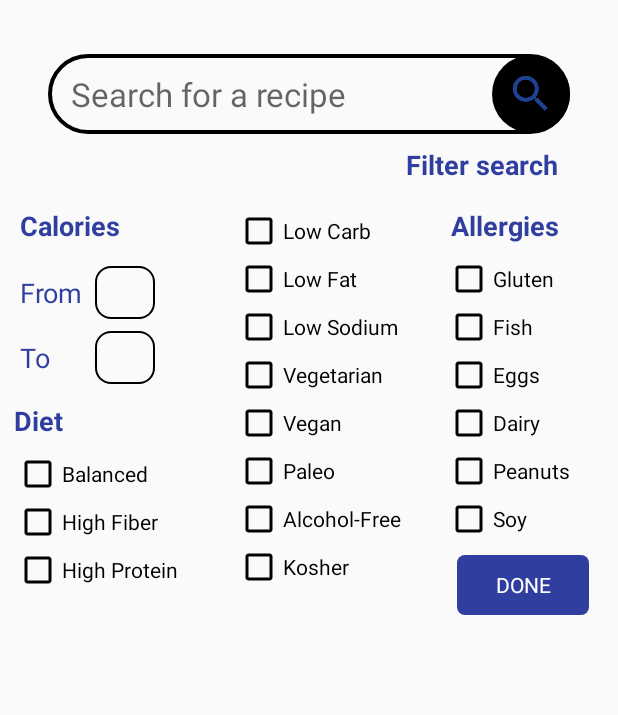
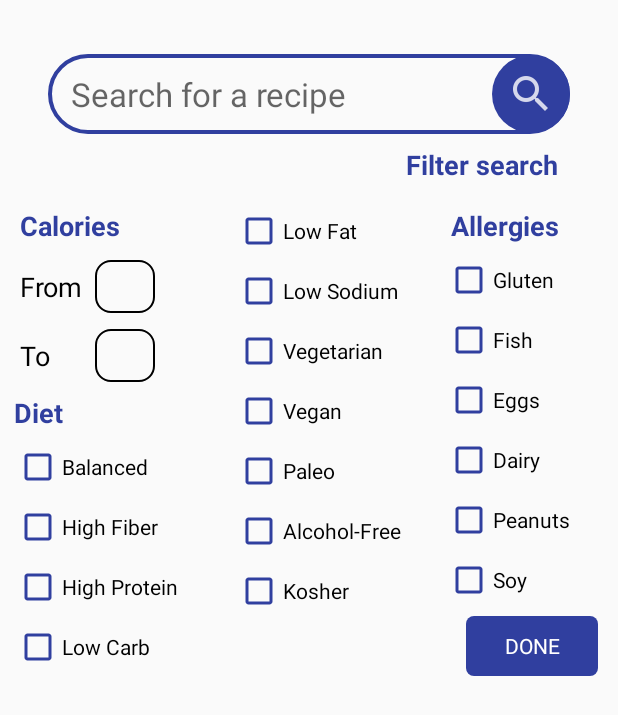
Before and after one commit to cupcaketees/PocketFitness, an Android app: the SearchRecipesActivity screen opened directly, with no data from a screen before it, after a tap on "Filter search", on a phone screen of 412 x 824 dp. Shown: the top 715 px of the screen. Run offline under Robolectric (Android 15) with nearby library versions, the phone set to English and light mode, and no system bars.

Commit message:
Add user can now filter recipes by calories to and from. Changed theme to primary blue dark

```diff
--- a/app/src/main/java/uk/ac/tees/cupcake/home/ProfileFragment.java
+++ b/app/src/main/java/uk/ac/tees/cupcake/home/ProfileFragment.java
@@ -49,7 +49,6 @@ public class ProfileFragment extends Fragment {
 
         mCurrentUser = FirebaseAuth.getInstance().getCurrentUser();
         mDocumentRef = FirebaseFirestore.getInstance().collection("Users/").document(mCurrentUser.getUid());
-
         initialise();
         getPosts();
         return rootView;
--- a/app/src/main/java/uk/ac/tees/cupcake/recipes/SearchRecipesActivity.java
+++ b/app/src/main/java/uk/ac/tees/cupcake/recipes/SearchRecipesActivity.java
@@ -66,12 +66,20 @@ public class SearchRecipesActivity extends AppCompatActivity {
          mRefineSearchConstraintLayout.setVisibility(value);
     }
 
+    public void refineSearchFinishOnClick(View view){
+        mRefineSearchConstraintLayout.setVisibility(View.INVISIBLE);
+    }
+
     /**
      * OnClick that will build string for edamam get request.
      * @param view
      */
     public void buildString(View view){
+        mRefineSearchConstraintLayout.setVisibility(View.INVISIBLE);
         String searchInput = mSearchBarEditText.getText().toString().trim();
+        EditText caloriesFromEditText = findViewById(R.id.refine_search_calories_from_edit_text);
+        EditText caloriesToEditText = findViewById(R.id.refine_search_calories_to_edit_text);
+
         StringBuilder bldr = new StringBuilder("https://api.edamam.com/search?q=");
 
         if(TextUtils.isEmpty(searchInput)){
@@ -85,6 +93,17 @@ public class SearchRecipesActivity extends AppCompatActivity {
 
             bldr.append(searchInput)
                 .append("&app_id=09d06045&app_key=dd8b097670ff8e9fd118eb3dd8e2d0cb&from=0&to=50");
+
+            // if calories edit text are not empty append values to url
+            if(!TextUtils.isEmpty(caloriesFromEditText.getText().toString()) && !TextUtils.isEmpty(caloriesToEditText.getText().toString())){
+                int caloriesFromInput = Integer.parseInt(caloriesFromEditText.getText().toString());
+                int caloriesToInput = Integer.parseInt(caloriesToEditText.getText().toString());
+
+                bldr.append("&calories=")
+                    .append(caloriesFromInput)
+                    .append("-")
+                    .append(caloriesToInput);
+            }
 
             //Iterates map to get added filter types and api parameters
             for (Map.Entry<String, Boolean> e : mFilterOptions.entrySet()) {
--- a/app/src/main/res/drawable/button_border.xml
+++ b/app/src/main/res/drawable/button_border.xml
@@ -1,6 +1,6 @@
 <?xml version="1.0" encoding="UTF-8"?>
 <shape xmlns:android="http://schemas.android.com/apk/res/android">
     <corners android:radius="5dp" />
-    <stroke android:color="@color/colorPrimary" android:width="2dp" />
+    <stroke android:color="@color/colorPrimaryDark" android:width="2dp" />
     <solid android:color="#00000000" />
 </shape>
--- a/app/src/main/res/drawable/circle_button.xml
+++ b/app/src/main/res/drawable/circle_button.xml
@@ -2,12 +2,12 @@
 <selector xmlns:android="http://schemas.android.com/apk/res/android">
     <item android:state_pressed="false">
         <shape android:shape="oval">
-            <solid android:color="@android:color/background_dark"/>
+            <solid android:color="@color/colorPrimaryDark"/>
         </shape>
     </item>
     <item android:state_pressed="true">
         <shape android:shape="oval">
-            <solid android:color="@android:color/background_dark"/>
+            <solid android:color="@color/colorPrimaryDark"/>
         </shape>
     </item>
 </selector>
--- a/app/src/main/res/drawable/search_bar_edit_text_background.xml
+++ b/app/src/main/res/drawable/search_bar_edit_text_background.xml
@@ -5,7 +5,7 @@
             <corners android:radius="25dp" />
             <stroke
                 android:width="2.5dp"
-                android:color="@android:color/background_dark"
+                android:color="@color/colorPrimaryDark"
                 />
         </shape>
     </item>
--- a/app/src/main/res/layout/activity_search_recipes.xml
+++ b/app/src/main/res/layout/activity_search_recipes.xml
@@ -38,7 +38,7 @@
         app:layout_constraintBottom_toBottomOf="@+id/search_recipe_edit_text"
         app:layout_constraintEnd_toEndOf="@+id/search_recipe_edit_text"
         app:layout_constraintTop_toTopOf="@+id/search_recipe_edit_text"
-        app:srcCompat="@drawable/ic_search_icon" />
+        app:srcCompat="@drawable/ic_search_icon_white" />
 
     <android.support.constraint.ConstraintLayout
         android:id="@+id/refine_search_constraint_layout"
@@ -81,7 +81,7 @@
             android:id="@+id/refine_search_diet_text_view"
             android:layout_width="33dp"
             android:layout_height="wrap_content"
-            android:layout_marginTop="12dp"
+            android:layout_marginTop="8dp"
             android:text="@string/refine_search_diet_text_view_text"
             android:textAppearance="@android:style/TextAppearance.Material"
             android:textColor="@color/colorPrimaryDark"
@@ -94,8 +94,8 @@
             android:id="@+id/refine_search_diet_balanced"
             android:layout_width="wrap_content"
             android:layout_height="wrap_content"
-            android:layout_marginTop="7dp"
-            android:buttonTint="@android:color/black"
+            android:layout_marginTop="8dp"
+            android:buttonTint="@color/colorPrimaryDark"
             android:onClick="onCheckBoxClicked"
             android:text="@string/refine_search_diet_balanced_check_box_text"
             app:layout_constraintStart_toStartOf="@+id/guideline4"
@@ -105,9 +105,10 @@
             android:id="@+id/refine_search_diet_high-fiber"
             android:layout_width="wrap_content"
             android:layout_height="wrap_content"
-            android:buttonTint="@android:color/black"
+            android:layout_marginTop="8dp"
+            android:buttonTint="@color/colorPrimaryDark"
+            android:onClick="onCheckBoxClicked"
             android:text="@string/refine_search_diet_high_fiber_check_box_text"
-            android:onClick="onCheckBoxClicked"
             app:layout_constraintStart_toStartOf="@+id/guideline4"
             app:layout_constraintTop_toBottomOf="@+id/refine_search_diet_balanced" />
 
@@ -115,9 +116,10 @@
             android:id="@+id/refine_search_diet_high-protein"
             android:layout_width="wrap_content"
             android:layout_height="wrap_content"
-            android:buttonTint="@android:color/black"
+            android:layout_marginTop="8dp"
+            android:buttonTint="@color/colorPrimaryDark"
+            android:onClick="onCheckBoxClicked"
             android:text="@string/refine_search_diet_high_protein_check_box_text"
-            android:onClick="onCheckBoxClicked"
             app:layout_constraintStart_toStartOf="@+id/guideline4"
             app:layout_constraintTop_toBottomOf="@+id/refine_search_diet_high-fiber" />
 
@@ -125,29 +127,31 @@
             android:id="@+id/refine_search_diet_low-carb"
             android:layout_width="wrap_content"
             android:layout_height="wrap_content"
-            android:buttonTint="@android:color/black"
+            android:layout_marginTop="8dp"
+            android:buttonTint="@color/colorPrimaryDark"
+            android:onClick="onCheckBoxClicked"
             android:text="@string/refine_search_diet_low_carb_check_box_text"
-            android:onClick="onCheckBoxClicked"
-            app:layout_constraintStart_toStartOf="@+id/guideline5"
-            app:layout_constraintTop_toTopOf="parent" />
+            app:layout_constraintStart_toStartOf="@+id/guideline4"
+            app:layout_constraintTop_toBottomOf="@+id/refine_search_diet_high-protein" />
 
         <CheckBox
             android:id="@+id/refine_search_diet_low-fat"
             android:layout_width="wrap_content"
             android:layout_height="wrap_content"
-            android:buttonTint="@android:color/black"
+            android:buttonTint="@color/colorPrimaryDark"
+            android:onClick="onCheckBoxClicked"
             android:text="@string/refine_search_diet_low_fat_check_box_text"
-            android:onClick="onCheckBoxClicked"
             app:layout_constraintStart_toStartOf="@+id/guideline5"
-            app:layout_constraintTop_toBottomOf="@+id/refine_search_diet_low-carb" />
+            app:layout_constraintTop_toTopOf="parent" />
 
         <CheckBox
             android:id="@+id/refine_search_diet_low-sodium"
             android:layout_width="wrap_content"
             android:layout_height="wrap_content"
-            android:buttonTint="@android:color/black"
+            android:layout_marginTop="8dp"
+            android:buttonTint="@color/colorPrimaryDark"
+            android:onClick="onCheckBoxClicked"
             android:text="@string/refine_search_diet_low_sodium_check_box_text"
-            android:onClick="onCheckBoxClicked"
             app:layout_constraintStart_toStartOf="@+id/guideline5"
             app:layout_constraintTop_toBottomOf="@+id/refine_search_diet_low-fat" />
 
@@ -161,15 +165,15 @@
             android:textColor="@color/colorPrimaryDark"
             android:textSize="18sp"
             android:textStyle="bold"
-            app:layout_constraintStart_toStartOf="@+id/guideline6"
-            app:layout_constraintTop_toTopOf="parent" />
+            app:layout_constraintBaseline_toBaselineOf="@+id/refine_search_calories_text_view"
+            app:layout_constraintStart_toStartOf="@+id/guideline6" />
 
         <CheckBox
             android:id="@+id/refine_search_health_gluten-free"
             android:layout_width="wrap_content"
             android:layout_height="wrap_content"
-            android:layout_marginTop="7dp"
-            android:buttonTint="@android:color/black"
+            android:layout_marginTop="8dp"
+            android:buttonTint="@color/colorPrimaryDark"
             android:onClick="onCheckBoxClicked"
             android:text="@string/refine_search_health_gluten_free_check_box_text"
             app:layout_constraintStart_toStartOf="@+id/guideline6"
@@ -179,9 +183,10 @@
             android:id="@+id/refine_search_health_fish-free"
             android:layout_width="wrap_content"
             android:layout_height="wrap_content"
-            android:buttonTint="@android:color/black"
+            android:layout_marginTop="8dp"
+            android:buttonTint="@color/colorPrimaryDark"
+            android:onClick="onCheckBoxClicked"
             android:text="@string/refine_search_health_fish_free_check_box_text"
-            android:onClick="onCheckBoxClicked"
             app:layout_constraintStart_toStartOf="@+id/guideline6"
             app:layout_constraintTop_toBottomOf="@+id/refine_search_health_gluten-free" />
 
@@ -189,9 +194,10 @@
             android:id="@+id/refine_search_health_egg-free"
             android:layout_width="wrap_content"
             android:layout_height="wrap_content"
-            android:buttonTint="@android:color/black"
+            android:layout_marginTop="8dp"
+            android:buttonTint="@color/colorPrimaryDark"
+            android:onClick="onCheckBoxClicked"
             android:text="@string/refine_search_health_eggs_free_check_box_text"
-            android:onClick="onCheckBoxClicked"
             app:layout_constraintStart_toStartOf="@+id/guideline6"
             app:layout_constraintTop_toBottomOf="@+id/refine_search_health_fish-free" />
 
@@ -199,9 +205,10 @@
             android:id="@+id/refine_search_health_dairy-free"
             android:layout_width="wrap_content"
             android:layout_height="wrap_content"
-            android:buttonTint="@android:color/black"
+            android:layout_marginTop="8dp"
+            android:buttonTint="@color/colorPrimaryDark"
+            android:onClick="onCheckBoxClicked"
             android:text="@string/refine_search_health_dairy_free_check_box_text"
-            android:onClick="onCheckBoxClicked"
             app:layout_constraintStart_toStartOf="@+id/guideline6"
             app:layout_constraintTop_toBottomOf="@+id/refine_search_health_egg-free" />
 
@@ -209,9 +216,10 @@
             android:id="@+id/refine_search_health_peanut-free"
             android:layout_width="wrap_content"
             android:layout_height="wrap_content"
-            android:buttonTint="@android:color/black"
+            android:layout_marginTop="8dp"
+            android:buttonTint="@color/colorPrimaryDark"
+            android:onClick="onCheckBoxClicked"
             android:text="@string/refine_search_health_peanuts_free_check_box_text"
-            android:onClick="onCheckBoxClicked"
             app:layout_constraintStart_toStartOf="@+id/guideline6"
             app:layout_constraintTop_toBottomOf="@+id/refine_search_health_dairy-free" />
 
@@ -219,9 +227,10 @@
             android:id="@+id/refine_search_health_soy-free"
             android:layout_width="wrap_content"
             android:layout_height="wrap_content"
-            android:buttonTint="@android:color/black"
+            android:layout_marginTop="8dp"
+            android:buttonTint="@color/colorPrimaryDark"
+            android:onClick="onCheckBoxClicked"
             android:text="@string/refine_search_health_soy_free_check_box_text"
-            android:onClick="onCheckBoxClicked"
             app:layout_constraintStart_toStartOf="@+id/guideline6"
             app:layout_constraintTop_toBottomOf="@+id/refine_search_health_peanut-free" />
 
@@ -229,9 +238,10 @@
             android:id="@+id/refine_search_health_vegetarian"
             android:layout_width="wrap_content"
             android:layout_height="wrap_content"
-            android:buttonTint="@android:color/black"
+            android:layout_marginTop="8dp"
+            android:buttonTint="@color/colorPrimaryDark"
+            android:onClick="onCheckBoxClicked"
             android:text="@string/refine_search_health_vegetarian_check_box_text"
-            android:onClick="onCheckBoxClicked"
             app:layout_constraintStart_toStartOf="@+id/guideline5"
             app:layout_constraintTop_toBottomOf="@+id/refine_search_diet_low-sodium" />
 
@@ -239,9 +249,10 @@
             android:id="@+id/refine_search_health_vegan"
             android:layout_width="wrap_content"
             android:layout_height="wrap_content"
-            android:buttonTint="@android:color/black"
+            android:layout_marginTop="8dp"
+            android:buttonTint="@color/colorPrimaryDark"
+            android:onClick="onCheckBoxClicked"
             android:text="@string/refine_search_health_vegan_check_box_text"
-            android:onClick="onCheckBoxClicked"
             app:layout_constraintStart_toStartOf="@+id/guideline5"
             app:layout_constraintTop_toBottomOf="@+id/refine_search_health_vegetarian" />
 
@@ -249,9 +260,10 @@
             android:id="@+id/refine_search_health_paleo"
             android:layout_width="wrap_content"
             android:layout_height="wrap_content"
-            android:buttonTint="@android:color/black"
+            android:layout_marginTop="8dp"
+            android:buttonTint="@color/colorPrimaryDark"
+            android:onClick="onCheckBoxClicked"
             android:text="@string/refine_search_health_paleo_check_box_text"
-            android:onClick="onCheckBoxClicked"
             app:layout_constraintStart_toStartOf="@+id/guideline5"
             app:layout_constraintTop_toBottomOf="@+id/refine_search_health_vegan" />
 
@@ -272,9 +284,10 @@
             android:id="@+id/refine_search_health_alcohol-free"
             android:layout_width="wrap_content"
             android:layout_height="wrap_content"
-            android:buttonTint="@android:color/black"
+            android:layout_marginTop="8dp"
+            android:buttonTint="@color/colorPrimaryDark"
+            android:onClick="onCheckBoxClicked"
             android:text="@string/refine_search_health_alcohol_free_check_box_text"
-            android:onClick="onCheckBoxClicked"
             app:layout_constraintStart_toStartOf="@+id/guideline5"
             app:layout_constraintTop_toBottomOf="@+id/refine_search_health_paleo" />
 
@@ -282,9 +295,10 @@
             android:id="@+id/refine_search_health_kosher"
             android:layout_width="wrap_content"
             android:layout_height="wrap_content"
-            android:buttonTint="@android:color/black"
+            android:layout_marginTop="8dp"
+            android:buttonTint="@color/colorPrimaryDark"
+            android:onClick="onCheckBoxClicked"
             android:text="@string/refine_search_health_kosher_check_box_text"
-            android:onClick="onCheckBoxClicked"
             app:layout_constraintStart_toStartOf="@+id/guideline5"
             app:layout_constraintTop_toBottomOf="@+id/refine_search_health_alcohol-free" />
 
@@ -293,10 +307,10 @@
             android:layout_width="wrap_content"
             android:layout_height="wrap_content"
             android:layout_marginStart="4dp"
-            android:layout_marginTop="20dp"
+            android:layout_marginTop="16dp"
             android:text="@string/refine_search_calories_from_text_view_text"
             android:textAppearance="@android:style/TextAppearance.Material"
-            android:textColor="@color/colorPrimaryDark"
+            android:textColor="@color/black"
             android:textSize="18sp"
             app:layout_constraintStart_toStartOf="@+id/guideline4"
             app:layout_constraintTop_toBottomOf="@+id/refine_search_calories_text_view" />
@@ -306,21 +320,22 @@
             android:layout_width="wrap_content"
             android:layout_height="wrap_content"
             android:layout_marginStart="4dp"
-            android:layout_marginTop="13dp"
+            android:layout_marginTop="16dp"
             android:text="@string/refine_search_calories_to_text_view_text"
             android:textAppearance="@android:style/TextAppearance.Material"
-            android:textColor="@color/colorPrimaryDark"
+            android:textColor="@color/black"
             android:textSize="18sp"
             app:layout_constraintStart_toStartOf="@+id/guideline4"
-            app:layout_constraintTop_toBottomOf="@+id/refine_search_calories_in_edit_text" />
+            app:layout_constraintTop_toBottomOf="@+id/refine_search_calories_from_edit_text" />
 
         <EditText
-            android:id="@+id/refine_search_calories_in_edit_text"
+            android:id="@+id/refine_search_calories_from_edit_text"
             android:layout_width="40dp"
             android:layout_height="35dp"
             android:layout_marginStart="8dp"
             android:background="@drawable/refine_search_edit_text_background"
             android:ems="10"
+            android:paddingLeft="2dp"
             android:inputType="number"
             android:textCursorDrawable="@drawable/black_cursor"
             app:layout_constraintBaseline_toBaselineOf="@+id/refine_search_calories_from_text_view"
@@ -332,28 +347,31 @@
             android:layout_height="35dp"
             android:background="@drawable/refine_search_edit_text_background"
             android:ems="10"
+            android:paddingLeft="2dp"
             android:inputType="number"
             android:textCursorDrawable="@drawable/black_cursor"
             app:layout_constraintBaseline_toBaselineOf="@+id/refine_search_calories_to_text_view"
-            app:layout_constraintEnd_toEndOf="@+id/refine_search_calories_in_edit_text" />
+            app:layout_constraintEnd_toEndOf="@+id/refine_search_calories_from_edit_text" />
 
         <Button
             android:id="@+id/refine_search_done_button"
             android:layout_width="wrap_content"
             android:layout_height="40dp"
             android:layout_marginBottom="8dp"
+            android:layout_marginEnd="8dp"
             android:layout_marginStart="8dp"
             android:layout_marginTop="8dp"
             android:background="@drawable/button_background"
             android:backgroundTint="?attr/colorPrimaryDark"
+            android:onClick="refineSearchFinishOnClick"
             android:text="@string/refine_search_done_button_text"
             android:textAllCaps="true"
             android:textAppearance="@android:style/TextAppearance.Material"
             android:textColor="@android:color/background_light"
             app:layout_constraintBottom_toBottomOf="parent"
+            app:layout_constraintEnd_toEndOf="parent"
             app:layout_constraintStart_toStartOf="@+id/guideline6"
-            app:layout_constraintTop_toBottomOf="@+id/refine_search_health_soy-free"
-            app:layout_constraintVertical_bias="1.0" />
+            app:layout_constraintTop_toBottomOf="@+id/refine_search_health_soy-free" />
 
     </android.support.constraint.ConstraintLayout>
 
```
Also changed, not shown: app/src/main/res/drawable-hdpi/ic_search_icon_white.png (added), app/src/main/res/drawable-mdpi/ic_search_icon_white.png (added), app/src/main/res/drawable-xhdpi/ic_search_icon_white.png (added), app/src/main/res/drawable-xxhdpi/ic_search_icon_white.png (added).
